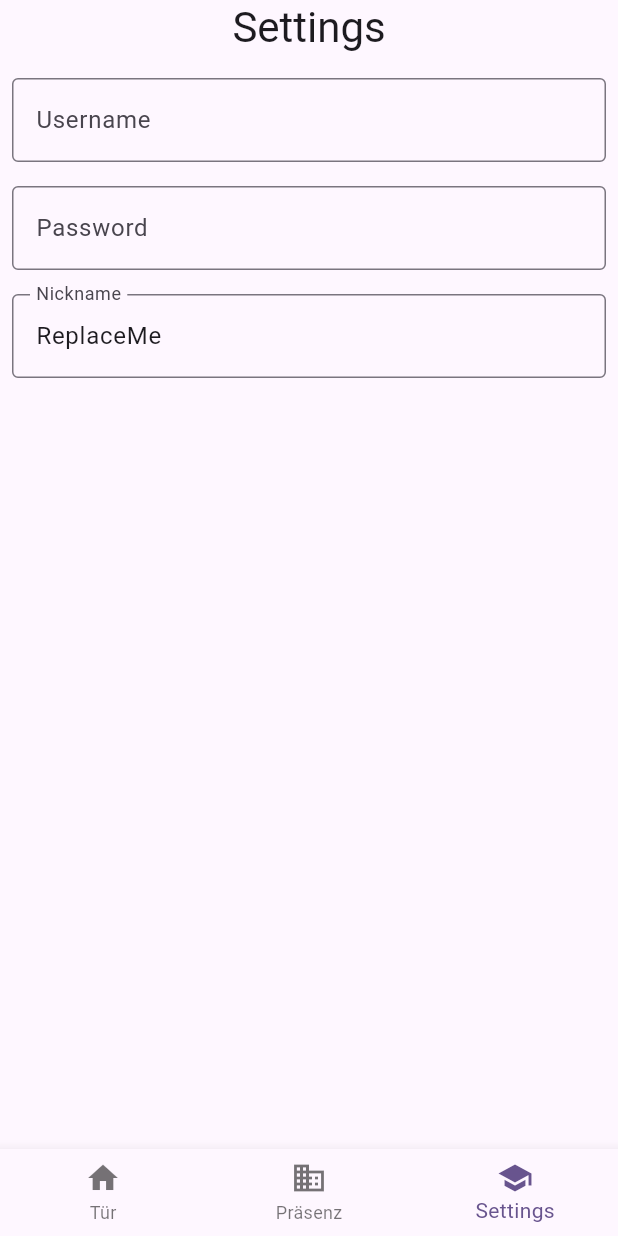
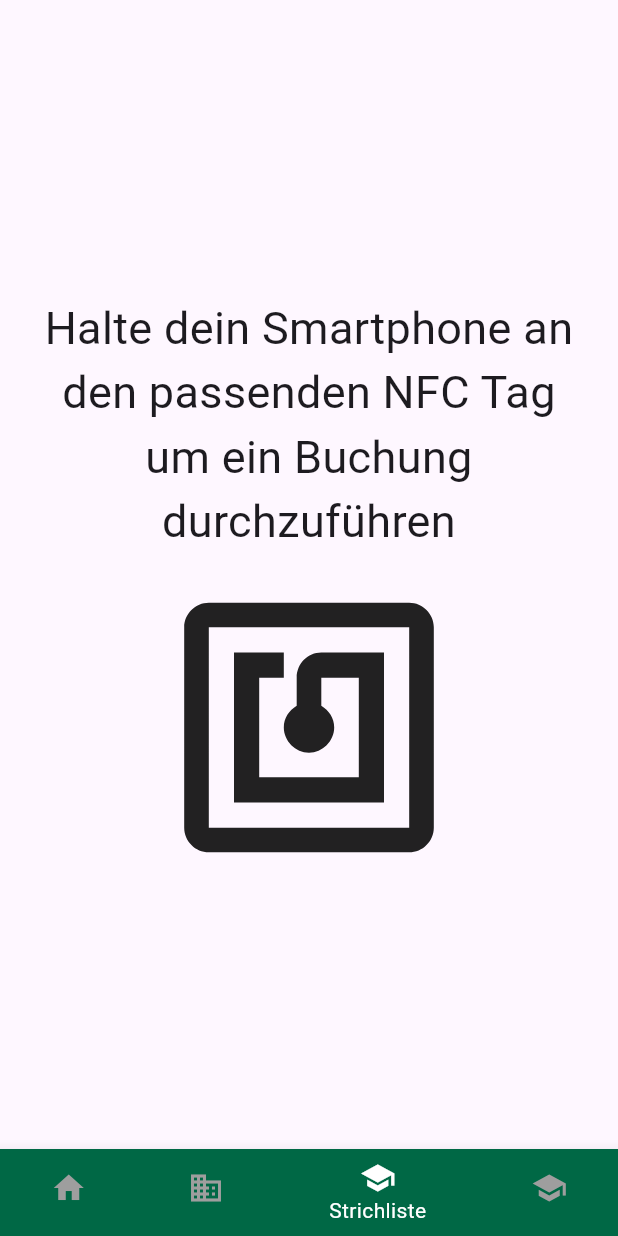
Before and after one commit to openlab-aux/openlab-app, a Flutter app: the screen it shows after launch, item 3 of the bottom bar chosen, on a phone screen of 412 x 824 dp. Run offline on Flutter 3.47's test engine with Material 3 defaults, Android fonts, the phone set to English and light mode, and no system bars; our stand-ins replace flutter_secure_storage, pull_to_refresh, retry; missing offline and left inert: dart:ffi, direct_select, duration_picker, flutter_appauth, flutter_nfc_kit, ndef and 1 more; network calls fail.

Commit message:
Add posibility to buy strichliste stuff

```diff
--- a/lib/main.dart
+++ b/lib/main.dart
@@ -3,6 +3,8 @@ import 'package:openlabflutter/open_door.dart';
 import 'package:openlabflutter/presence.dart';
 import 'package:openlabflutter/settings.dart';
 import 'dart:typed_data';
+
+import 'package:openlabflutter/strichliste.dart';
 
 void main() async {
   // WidgetsFlutterBinding.ensureInitialized();
@@ -45,7 +47,7 @@ class _OpenlabState extends State<Openlab> {
   @override
   Widget build(BuildContext context) {
     return MaterialApp(
-        title: 'Flutter Demo',
+        title: 'Openlab',
         theme: ThemeData(
           // This is the theme of your application.
           //
@@ -87,6 +89,9 @@ class _MainWidgetState extends State<MainWidget> {
         widget = Presence();
         break;
       case 2:
+        widget = Strichliste();
+        break;
+      case 3:
         widget = Settings();
         break;
       default:
@@ -96,6 +101,10 @@ class _MainWidgetState extends State<MainWidget> {
     return Scaffold(
         body: SafeArea(child: widget),
         bottomNavigationBar: BottomNavigationBar(
+          backgroundColor: Color.fromRGBO(0, 104, 69, 255),
+          selectedItemColor: Colors.white,
+          unselectedItemColor: Colors.grey,
+          type: BottomNavigationBarType.shifting,
           currentIndex: _selectedIndex,
           onTap: (value) {
             setState(() {
@@ -106,14 +115,22 @@ class _MainWidgetState extends State<MainWidget> {
             BottomNavigationBarItem(
               icon: Icon(Icons.home),
               label: 'Tür',
+              backgroundColor: Color.fromRGBO(0, 104, 69, 1),
             ),
             BottomNavigationBarItem(
               icon: Icon(Icons.business),
               label: 'Präsenz',
+              backgroundColor: Color.fromRGBO(0, 104, 69, 1),
+            ),
+            BottomNavigationBarItem(
+              icon: Icon(Icons.school),
+              label: 'Strichliste',
+              backgroundColor: Color.fromRGBO(0, 104, 69, 1),
             ),
             BottomNavigationBarItem(
               icon: Icon(Icons.school),
               label: 'Settings',
+              backgroundColor: Color.fromRGBO(0, 104, 69, 1),
             ),
           ],
         ));
--- a/lib/open_door.dart
+++ b/lib/open_door.dart
@@ -61,6 +61,7 @@ class _OpenDoorState extends State<OpenDoor> {
           clientId, redirect,
           refreshToken: refreshToken, issuer: issuer, scopes: scopes));
 
+      // TODO: fix that token method is going on forever
       while (true) print("Refresh result");
       if (result != null) {
         await setRefreshTokenAndAccessToken(
@@ -126,7 +127,8 @@ class _OpenDoorState extends State<OpenDoor> {
     var result = await hce.invokeMethod<bool>("startHCE");
     if (result == true) {
       print("Yeah called the method");
-      var result = await hce.invokeMethod<bool>("accessToken");
+      var result = await hce
+          .invokeMethod<bool>("accessToken", {"accessToken": accessToken});
     } else {
       print("Nonononono");
     }
--- /dev/null
+++ b/lib/strichliste.dart
@@ -0,0 +1,174 @@
+import 'dart:convert';
+import 'dart:typed_data';
+
+import 'package:flutter/material.dart';
+import 'package:flutter_nfc_kit/flutter_nfc_kit.dart';
+import 'package:flutter_secure_storage/flutter_secure_storage.dart';
+import 'package:ndef/ndef.dart';
+import 'package:http/http.dart' as http;
+
+class Article {
+  int articleId;
+  int amount;
+  String name;
+
+  Article(this.articleId, this.amount, this.name);
+}
+
+class Strichliste extends StatefulWidget {
+  const Strichliste({super.key});
+
+  @override
+  State<Strichliste> createState() => _StrichlisteState();
+}
+
+class _StrichlisteState extends State<Strichliste> {
+  final FlutterSecureStorage storage = const FlutterSecureStorage();
+  String username = "";
+  String userId = "";
+  static const String strichliste = "http://strichliste.lab/api";
+  int lastTransaction = -1;
+
+  Future<int> getUserId() async {
+    if (username.isEmpty) return -1;
+    var uri = Uri.parse(strichliste + "/user/search");
+    uri = uri.replace(queryParameters: {"query": username, "limit": "1"});
+    var result = await http.get(uri);
+    if (result.statusCode == 200) {
+      var body = jsonDecode(result.body) as Map<String, dynamic>;
+      return body["users"].first["id"];
+    } else {
+      return -1;
+    }
+  }
+
+  Future<Article?> getArticle(String barcode) async {
+    if (barcode.isEmpty) return null;
+    var uri = Uri.parse(strichliste + "/article/search");
+    uri = uri.replace(queryParameters: {"barcode": barcode, "limit": "1"});
+    var result = await http.get(uri);
+    if (result.statusCode == 200) {
+      var body = jsonDecode(result.body) as Map<String, dynamic>;
+      dynamic article = body["articles"].first;
+      return Article(article["id"], article["amount"], article["name"]);
+    } else {
+      return null;
+    }
+  }
+
+  Future<void> addTransaction(Article? article, int userId) async {
+    if (article == null || userId == -1) return;
+    var uri = Uri.parse(strichliste + "/user/${userId}/transaction");
+    var result = await http.post(uri,
+        headers: {"Content-Type": "application/json"},
+        body: jsonEncode({
+          "articleId": article.articleId,
+          "amount": -article.amount,
+          "quantity": 1
+        }));
+    if (result.statusCode == 200) {
+      print(result.body);
+      var body = jsonDecode(result.body) as Map<String, dynamic>;
+      int transactionId = body["transaction"]["id"];
+      ScaffoldMessenger.of(context).showSnackBar(SnackBar(
+        content: Text(
+            "Du hast ${article.name} für ${article.amount / 100}€ gekauft"),
+        backgroundColor: Colors.red,
+        action: SnackBarAction(
+          label: "undo",
+          onPressed: () {
+            undoTransaction(transactionId, userId);
+          },
+        ),
+      ));
+    }
+  }
+
+  Future<void> undoTransaction(int transactionId, int userId) async {
+    var result = await http.delete(
+      Uri.parse(strichliste + "/user/${userId}/transaction/${transactionId}"),
+      headers: {"Content-Type": "application/json"},
+    );
+    if (result.statusCode >= 400) {
+      ScaffoldMessenger.of(context)
+          .showSnackBar(SnackBar(content: Text("Undo successfull!")));
+    }
+  }
+
+  Future<void> readNFC() async {
+    var availability = await FlutterNfcKit.nfcAvailability;
+
+    if (availability != NFCAvailability.available) {
+      // oh-no
+      print("NFC not available");
+    } // timeout only works on Android, while the latter two messages are only for iOS
+    var tag = await FlutterNfcKit.poll(
+        timeout: Duration(days: 9),
+        iosMultipleTagMessage: "Multiple tags found!",
+        iosAlertMessage: "Scan your tag");
+    print(jsonEncode(tag));
+    List<NDEFRecord> result = await FlutterNfcKit.readNDEFRecords();
+    if (result.length > 0) {
+      String payload = String.fromCharCodes(result.first.payload ?? []);
+      RegExp validMessage = RegExp(r'(\w+)\:(\d+)');
+      Match? match = validMessage.firstMatch(payload);
+      if (match == null) return;
+      if (match!.group(1) == "enStl") {
+        String? barcode = match!.group(2);
+        if (barcode == null) return;
+        print(barcode);
+        int userId = await getUserId();
+        print(userId);
+        if (userId == -1) return;
+        Article? article = await getArticle(barcode);
+        if (article == null) return;
+        print(article.articleId);
+        await addTransaction(article, userId);
+      }
+    }
+  }
+
+  void initValues() async {
+    String u = await storage.read(key: "username") ?? "";
+    setState(() {
+      this.username = u;
+    });
+  }
+
+  @override
+  void initState() {
+    super.initState();
+
+    WidgetsBinding.instance.addPostFrameCallback((timeStamp) {
+      initValues();
+      getUserId();
+      readNFC();
+    });
+  }
+
+  @override
+  Widget build(BuildContext context) {
+    readNFC();
+    return const Center(
+      child: Column(
+        mainAxisAlignment: MainAxisAlignment.center,
+        children: [
+          Padding(
+            padding: EdgeInsets.all(16.0),
+            child: Text(
+              "Halte dein Smartphone an den passenden NFC Tag um ein Buchung durchzuführen",
+              style: TextStyle(
+                fontSize: 30,
+              ),
+              textAlign: TextAlign.center,
+            ),
+          ),
+          Icon(
+            Icons.nfc,
+            size: 200,
+          )
+        ],
+      ),
+    );
+  }
+}
```
Also changed, not shown: 3 other files.
